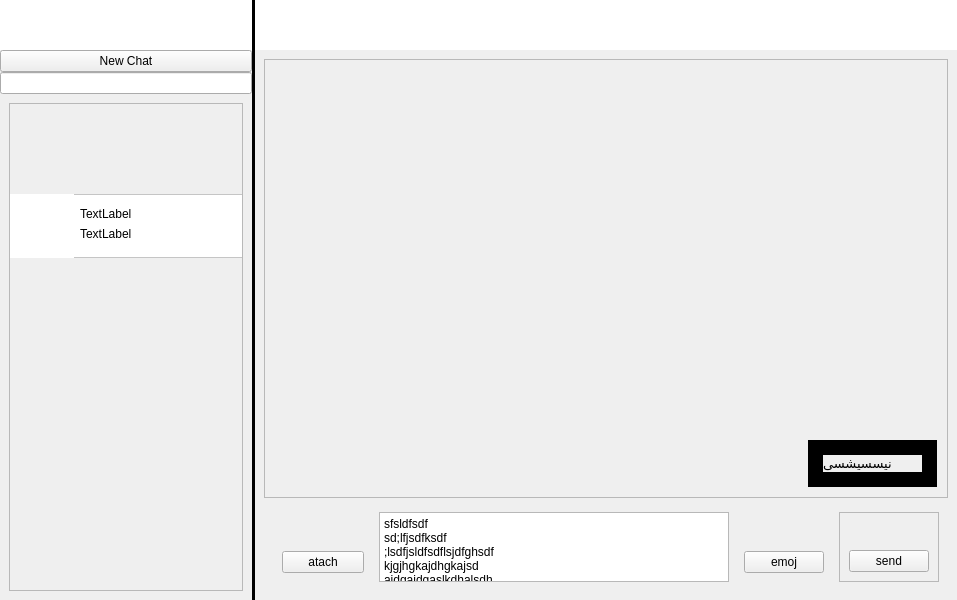
Above: Client/mainwindow.ui from AP-projects-4001/jan-hafte before the change. Below: the same form after it.
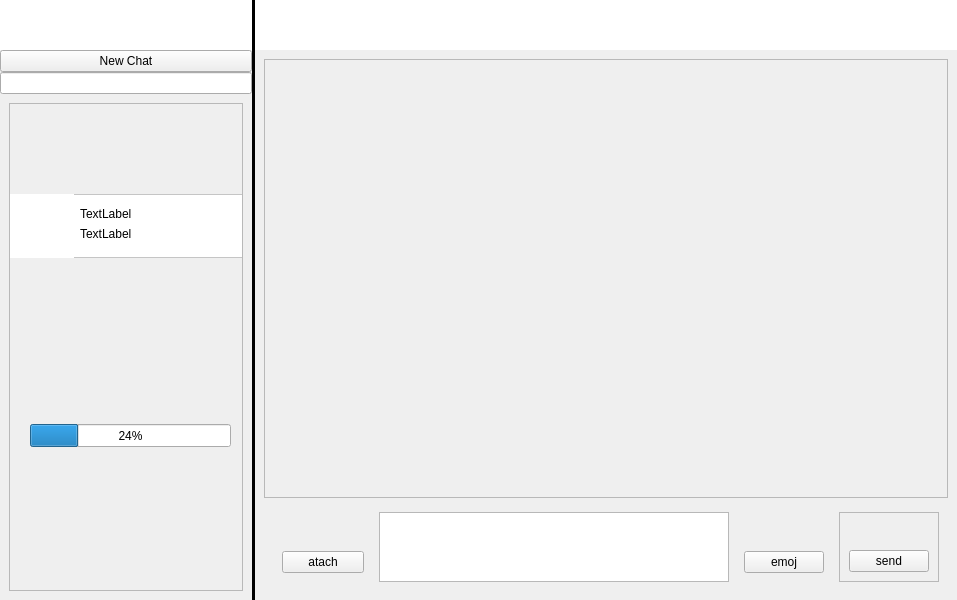
That is the form after the change. Icons and pictures are not drawn.

Patch:
```diff
--- a/Client/mainwindow.ui
+++ b/Client/mainwindow.ui
@@ -198,6 +198,19 @@
                 </property>
                </widget>
               </widget>
+              <widget class="QProgressBar" name="progressBar">
+               <property name="geometry">
+                <rect>
+                 <x>20</x>
+                 <y>320</y>
+                 <width>201</width>
+                 <height>23</height>
+                </rect>
+               </property>
+               <property name="value">
+                <number>24</number>
+               </property>
+              </widget>
              </widget>
             </widget>
            </item>
@@ -321,147 +334,6 @@
                  </property>
                 </spacer>
                </item>
-               <item>
-                <widget class="QWidget" name="messageBar" native="true">
-                 <property name="sizePolicy">
-                  <sizepolicy hsizetype="Preferred" vsizetype="Preferred">
-                   <horstretch>0</horstretch>
-                   <verstretch>0</verstretch>
-                  </sizepolicy>
-                 </property>
-                 <layout class="QHBoxLayout" name="horizontalLayout_3">
-                  <property name="spacing">
-                   <number>0</number>
-                  </property>
-                  <property name="sizeConstraint">
-                   <enum>QLayout::SetDefaultConstraint</enum>
-                  </property>
-                  <property name="leftMargin">
-                   <number>0</number>
-                  </property>
-                  <property name="topMargin">
-                   <number>0</number>
-                  </property>
-                  <property name="rightMargin">
-                   <number>0</number>
-                  </property>
-                  <property name="bottomMargin">
-                   <number>0</number>
-                  </property>
-                  <item>
-                   <spacer name="horizontalSpacer">
-                    <property name="orientation">
-                     <enum>Qt::Horizontal</enum>
-                    </property>
-                    <property name="sizeHint" stdset="0">
-                     <size>
-                      <width>40</width>
-                      <height>20</height>
-                     </size>
-                    </property>
-                   </spacer>
-                  </item>
-                  <item>
-                   <widget class="QFrame" name="messageBox">
-                    <property name="sizePolicy">
-                     <sizepolicy hsizetype="Minimum" vsizetype="Preferred">
-                      <horstretch>0</horstretch>
-                      <verstretch>0</verstretch>
-                     </sizepolicy>
-                    </property>
-                    <property name="maximumSize">
-                     <size>
-                      <width>300</width>
-                      <height>16777215</height>
-                     </size>
-                    </property>
-                    <property name="layoutDirection">
-                     <enum>Qt::LeftToRight</enum>
-                    </property>
-                    <property name="styleSheet">
-                     <string notr="true">QFrame#messageBox {
-border: 15px solid;
-border-image: url(:/Graphics/Graphics/Message Bubble.svg) 15 round;
-padding-right:30px;
-}</string>
-                    </property>
-                    <layout class="QVBoxLayout" name="verticalLayout_9">
-                     <property name="spacing">
-                      <number>0</number>
-                     </property>
-                     <property name="sizeConstraint">
-                      <enum>QLayout::SetMinimumSize</enum>
-                     </property>
-                     <property name="leftMargin">
-                      <number>0</number>
-                     </property>
-                     <property name="topMargin">
-                      <number>0</number>
-                     </property>
-                     <property name="rightMargin">
-                      <number>0</number>
-                     </property>
-                     <property name="bottomMargin">
-                      <number>0</number>
-                     </property>
-                     <item>
-                      <widget class="QLabel" name="messageText">
-                       <property name="sizePolicy">
-                        <sizepolicy hsizetype="Preferred" vsizetype="Minimum">
-                         <horstretch>0</horstretch>
-                         <verstretch>0</verstretch>
-                        </sizepolicy>
-                       </property>
-                       <property name="maximumSize">
-                        <size>
-                         <width>16777215</width>
-                         <height>16777215</height>
-                        </size>
-                       </property>
-                       <property name="layoutDirection">
-                        <enum>Qt::LeftToRight</enum>
-                       </property>
-                       <property name="styleSheet">
-                        <string notr="true"/>
-                       </property>
-                       <property name="frameShape">
-                        <enum>QFrame::NoFrame</enum>
-                       </property>
-                       <property name="frameShadow">
-                        <enum>QFrame::Plain</enum>
-                       </property>
-                       <property name="lineWidth">
-                        <number>0</number>
-                       </property>
-                       <property name="text">
-                        <string>&lt;html&gt;&lt;head/&gt;&lt;body&gt;&lt;p&gt;&lt;span style=&quot; font-size:10pt;&quot;&gt;نیسسیشسی&lt;/span&gt;&lt;/p&gt;&lt;/body&gt;&lt;/html&gt;</string>
-                       </property>
-                       <property name="textFormat">
-                        <enum>Qt::AutoText</enum>
-                       </property>
-                       <property name="scaledContents">
-                        <bool>false</bool>
-                       </property>
-                       <property name="alignment">
-                        <set>Qt::AlignLeading|Qt::AlignLeft|Qt::AlignVCenter</set>
-                       </property>
-                       <property name="wordWrap">
-                        <bool>true</bool>
-                       </property>
-                       <property name="margin">
-                        <number>0</number>
-                       </property>
-                       <property name="indent">
-                        <number>0</number>
-                       </property>
-                      </widget>
-                     </item>
-                    </layout>
-                   </widget>
-                  </item>
-                 </layout>
-                </widget>
-               </item>
               </layout>
              </widget>
             </widget>
@@ -535,12 +407,7 @@
 &lt;html&gt;&lt;head&gt;&lt;meta name=&quot;qrichtext&quot; content=&quot;1&quot; /&gt;&lt;meta charset=&quot;utf-8&quot; /&gt;&lt;style type=&quot;text/css&quot;&gt;
 p, li { white-space: pre-wrap; }
 &lt;/style&gt;&lt;/head&gt;&lt;body style=&quot; font-family:'Segoe UI'; font-size:9pt; font-weight:400; font-style:normal;&quot;&gt;
-&lt;p style=&quot; margin-top:0px; margin-bottom:0px; margin-left:0px; margin-right:0px; -qt-block-indent:0; text-indent:0px;&quot;&gt;sfsldfsdf&lt;/p&gt;
-&lt;p style=&quot; margin-top:0px; margin-bottom:0px; margin-left:0px; margin-right:0px; -qt-block-indent:0; text-indent:0px;&quot;&gt;sd;lfjsdfksdf&lt;/p&gt;
-&lt;p style=&quot; margin-top:0px; margin-bottom:0px; margin-left:0px; margin-right:0px; -qt-block-indent:0; text-indent:0px;&quot;&gt;;lsdfjsldfsdflsjdfghsdf&lt;/p&gt;
-&lt;p style=&quot; margin-top:0px; margin-bottom:0px; margin-left:0px; margin-right:0px; -qt-block-indent:0; text-indent:0px;&quot;&gt;kjgjhgkajdhgkajsd&lt;/p&gt;
-&lt;p style=&quot; margin-top:0px; margin-bottom:0px; margin-left:0px; margin-right:0px; -qt-block-indent:0; text-indent:0px;&quot;&gt;ajdgajdgaslkdhalsdh&lt;/p&gt;
-&lt;p style=&quot; margin-top:0px; margin-bottom:0px; margin-left:0px; margin-right:0px; -qt-block-indent:0; text-indent:0px;&quot;&gt;alkkshdkasjdhlaksd&lt;/p&gt;&lt;/body&gt;&lt;/html&gt;</string>
+&lt;p style=&quot;-qt-paragraph-type:empty; margin-top:0px; margin-bottom:0px; margin-left:0px; margin-right:0px; -qt-block-indent:0; text-indent:0px;&quot;&gt;&lt;br /&gt;&lt;/p&gt;&lt;/body&gt;&lt;/html&gt;</string>
                 </property>
                 <property name="overwriteMode">
                  <bool>true</bool>
```
